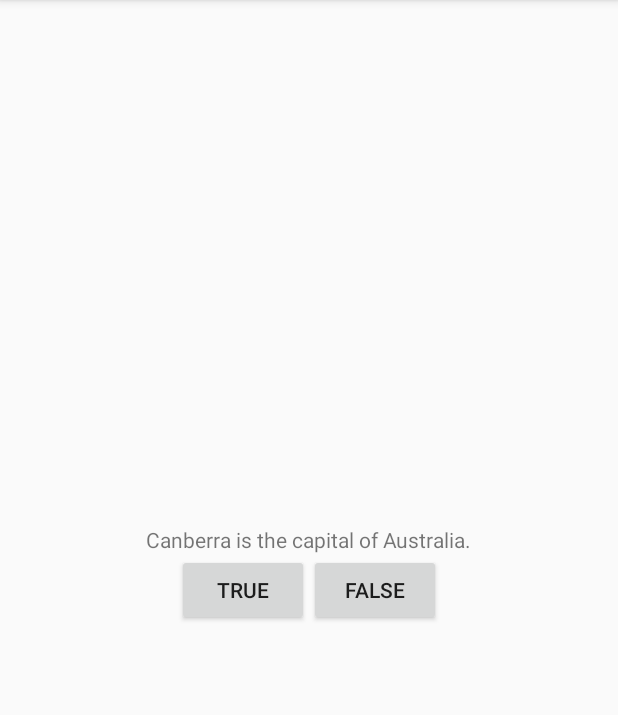
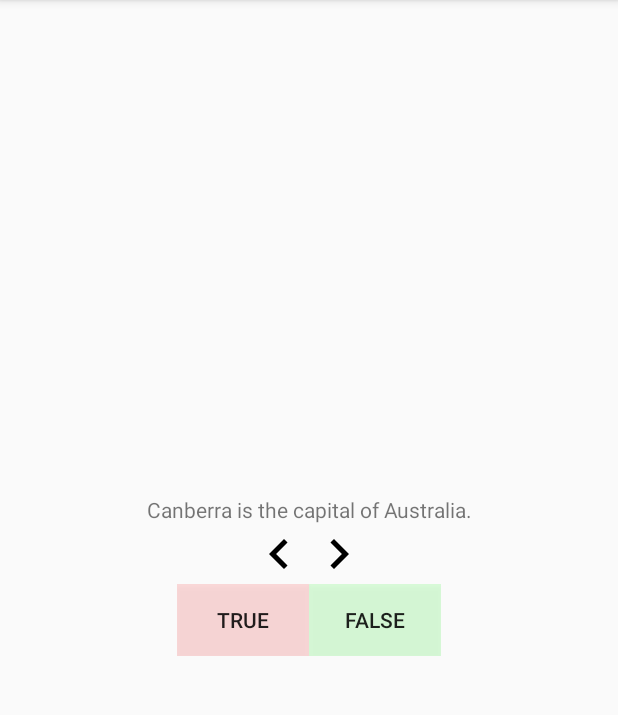
Before and after one commit to ToraKaji/GeoQuiz, an Android app: the screen it shows after launch (Geoquiz), after a tap on "TRUE", on a phone screen of 412 x 824 dp, the part 84-799 px from its top. Run offline under Robolectric (Android 15) with nearby library versions, the phone set to English and light mode, and no system bars.

Commit message:
Chapter 2

```diff
--- a/app/src/main/java/deepdive/cnm/edu/geoquiz/Geoquiz.java
+++ b/app/src/main/java/deepdive/cnm/edu/geoquiz/Geoquiz.java
@@ -1,37 +1,90 @@
 package deepdive.cnm.edu.geoquiz;
 
+import android.os.Vibrator;
 import android.support.v7.app.AppCompatActivity;
 import android.os.Bundle;
 import android.view.View;
 import android.view.View.OnClickListener;
 import android.widget.Button;
+import android.widget.ImageButton;
+import android.widget.TextView;
 import android.widget.Toast;
+import java.awt.font.TextAttribute;
 
 public class Geoquiz extends AppCompatActivity {
-private Button mTrueButton;
-private Button mFalseButton;
+
+  private Button mTrueButton;
+  private Button mFalseButton;
+  private ImageButton mNextButton;
+  private ImageButton mPreviousButton;
+  private TextView mQuestionTextView;
+  private int mCurrentIndex = 0;
+
+  private Question[] mQuestionBank = new Question[]{
+      new Question(R.string.question_australia, true),
+      new Question(R.string.question_oceans, true),
+      new Question(R.string.question_mideast, false),
+      new Question(R.string.question_africa, true),
+      new Question(R.string.question_americas, true),
+      new Question(R.string.question_asia, true)
+  };
+
   @Override
   protected void onCreate(Bundle savedInstanceState) {
     super.onCreate(savedInstanceState);
     setContentView(R.layout.activity_geoquiz);
+    mQuestionTextView = (TextView) findViewById(R.id.question_text_view);
+    int question = mQuestionBank[mCurrentIndex].getTextResID();
+    mQuestionTextView.setText(question);
+    mPreviousButton = (ImageButton) findViewById(R.id.previous_button);
+    mPreviousButton.setOnClickListener(new OnClickListener() {
+      @Override
+      public void onClick(View v) {
+        mCurrentIndex = (mCurrentIndex - 1) % mQuestionBank.length;
+        updateQuestion();
+      }
+    });
+    mNextButton = (ImageButton) findViewById(R.id.next_button);
+    mNextButton.setOnClickListener(new OnClickListener() {
 
+      @Override
+      public void onClick(View v) {
+        mCurrentIndex = (mCurrentIndex + 1) % mQuestionBank.length;
+        updateQuestion();
+      }
+    });
+
+    updateQuestion();
     mTrueButton = (Button) findViewById(R.id.true_button);
     mTrueButton.setOnClickListener(new OnClickListener() {
       @Override
       public void onClick(View v) {
-        Toast.makeText(Geoquiz.this,
-            R.string.correct_toast,
-            Toast.LENGTH_SHORT).show();
+        checkAnswer(true);
       }
     });
     mFalseButton = (Button) findViewById(R.id.false_button);
     mFalseButton.setOnClickListener(new OnClickListener() {
       @Override
       public void onClick(View v) {
-        Toast.makeText(Geoquiz.this,
-            R.string.incorrect_toast,
-            Toast.LENGTH_SHORT).show();
+        checkAnswer(false);
       }
     });
   }
+
+  private void checkAnswer(boolean userPressedTrue) {
+    boolean answerIsTrue = mQuestionBank[mCurrentIndex].isAnswerTrue();
+
+    int messageResID = 0;
+
+    if (userPressedTrue == answerIsTrue){
+      messageResID = R.string.correct_toast;
+    }else{
+      messageResID = R.string.incorrect_toast;
+    }
+    Toast.makeText(this, messageResID, Toast.LENGTH_SHORT).show();
+  }
+  private void updateQuestion(){
+    int question = mQuestionBank[mCurrentIndex].getTextResID();
+    mQuestionTextView.setText(question);
+  }
 }
--- /dev/null
+++ b/app/src/main/java/deepdive/cnm/edu/geoquiz/Question.java
@@ -0,0 +1,33 @@
+package deepdive.cnm.edu.geoquiz;
+
+import android.widget.Button;
+import android.widget.TextView;
+
+public class Question {
+
+  private int mTextResID;
+  private boolean mAnswerTrue;
+
+
+  public int getTextResID() {
+    return mTextResID;
+  }
+
+  public void setmTextResID(int mTextResID) {
+    this.mTextResID = mTextResID;
+  }
+
+  public boolean isAnswerTrue() {
+    return mAnswerTrue;
+  }
+
+  public void setmAnswerTrue(boolean mAnswerTrue) {
+    this.mAnswerTrue = mAnswerTrue;
+  }
+
+  public Question(int textResID, boolean AnswerTrue){
+    mAnswerTrue = AnswerTrue;
+    mTextResID = textResID;
+
+  }
+}
--- /dev/null
+++ b/app/src/main/res/drawable/arrow_left.xml
@@ -0,0 +1,9 @@
+<vector xmlns:android="http://schemas.android.com/apk/res/android"
+        android:width="24dp"
+        android:height="24dp"
+        android:viewportWidth="24.0"
+        android:viewportHeight="24.0">
+    <path
+        android:fillColor="#FF000000"
+        android:pathData="M15.41,7.41L14,6l-6,6 6,6 1.41,-1.41L10.83,12z"/>
+</vector>
--- /dev/null
+++ b/app/src/main/res/drawable/arrow_right.xml
@@ -0,0 +1,9 @@
+<vector xmlns:android="http://schemas.android.com/apk/res/android"
+        android:width="24dp"
+        android:height="24dp"
+        android:viewportWidth="24.0"
+        android:viewportHeight="24.0">
+    <path
+        android:fillColor="#FF000000"
+        android:pathData="M10,6L8.59,7.41 13.17,12l-4.58,4.59L10,18l6,-6z"/>
+</vector>
--- a/app/src/main/res/layout/activity_geoquiz.xml
+++ b/app/src/main/res/layout/activity_geoquiz.xml
@@ -10,30 +10,54 @@
   tools:context=".Geoquiz">
 
   <TextView
+    android:id="@+id/question_text_view"
     android:layout_width="wrap_content"
     android:layout_height="wrap_content"
-    android:text="@string/question_text"
     app:layout_constraintBottom_toBottomOf="parent"
     app:layout_constraintLeft_toLeftOf="parent"
     app:layout_constraintRight_toRightOf="parent"
-    app:layout_constraintTop_toTopOf="parent"/>
+    app:layout_constraintTop_toTopOf="parent"
+    android:textAlignment="center"/>
 
   <LinearLayout
     android:layout_width="wrap_content"
     android:layout_height="wrap_content"
     android:orientation="horizontal">
 
+
+    <ImageButton
+      android:id="@+id/previous_button"
+      android:background="@drawable/arrow_left"
+      android:layout_width="40dp"
+      android:layout_height="40dp"/>
+
+    <ImageButton
+      android:id="@+id/next_button"
+      android:background="@drawable/arrow_right"
+      android:layout_width="40dp"
+      android:layout_height="40dp"/>
+
+  </LinearLayout>
+
+  <LinearLayout
+    android:layout_width="wrap_content"
+    android:layout_height="wrap_content"
+    android:orientation="horizontal">
+
+
     <Button
       android:id="@+id/true_button"
       android:layout_width="wrap_content"
       android:layout_height="wrap_content"
-      android:text="@string/true_button"/>
+      android:text="@string/true_button"
+      android:background="#22FF0000"/>
 
     <Button
       android:id="@+id/false_button"
       android:layout_width="wrap_content"
       android:layout_height="wrap_content"
-      android:text="@string/false_button"/>
+      android:text="@string/false_button"
+      android:background="#2200ff00"/>
   </LinearLayout>
 
 </LinearLayout>
--- a/app/src/main/res/values/strings.xml
+++ b/app/src/main/res/values/strings.xml
@@ -2,7 +2,14 @@
   <string name="app_name">GeoQuiz</string>
   <string name="true_button">True</string>
   <string name="false_button">False</string>
-  <string name="question_text">Canberra is the capital of Australia.</string>
+
+  <string name="question_australia">Canberra is the capital of Australia.</string>
+  <string name="question_mideast">The Suez Canal connects the Red Sea and the Indian Ocean.</string>
+  <string name="question_africa">The source of the Nile River is in Egypt.</string>
+  <string name="question_americas">The Amazon River is the longest river in the Americas.</string>
+  <string name="question_asia">Lake Baikal is the world\'s oldest and deepest freshwater lake.</string>
+  <string name="question_oceans">The Pacific Ocean is larger than the Atlantic ocean.</string>
   <string name="incorrect_toast">Incorrect</string>
   <string name="correct_toast">Correct</string>
+  <string name="next_button">Next</string>
 </resources>
```
